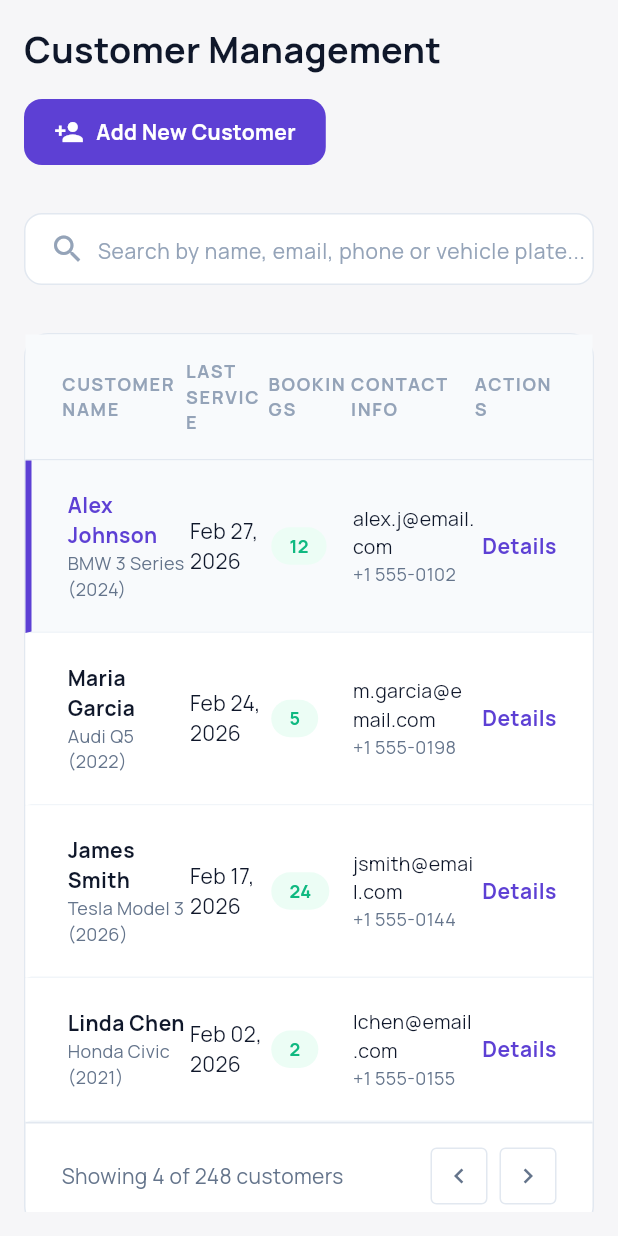
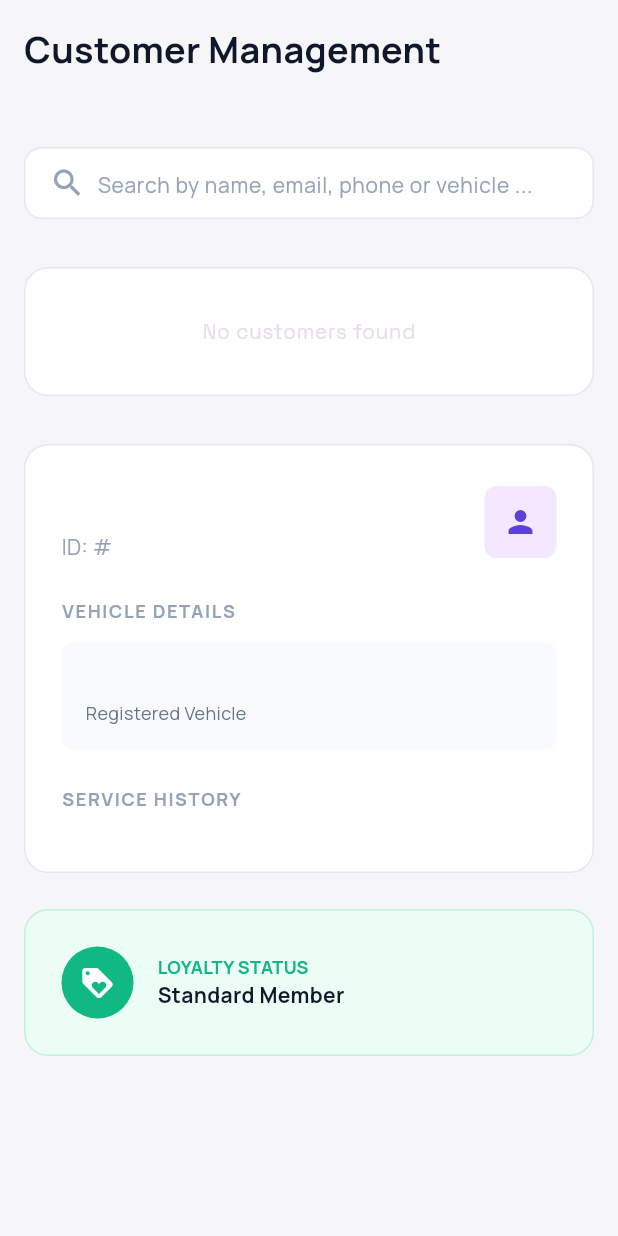
Before and after one commit to asish-das/gearup, a Flutter app: the CustomersView widget shown alone on an empty page, opened directly, on a phone screen of 412 x 824 dp. Run offline on Flutter 3.47's test engine with Material 3 defaults, Android fonts, the phone set to English and light mode, and no system bars; our stand-ins replace cached_network_image, cloud_firestore, firebase_auth, firebase_core, firebase_storage, flutter_map and 8 more; missing offline and left inert: universal_html; accounts and stored records are empty.

Commit message:
feat: real data for service center customers tab

```diff
--- a/lib/web_service/customers_view.dart
+++ b/lib/web_service/customers_view.dart
@@ -1,12 +1,142 @@
 import 'package:flutter/material.dart';
 import 'package:google_fonts/google_fonts.dart';
 import 'package:intl/intl.dart';
+import 'package:cloud_firestore/cloud_firestore.dart';
+import 'package:firebase_auth/firebase_auth.dart';
 
-class CustomersView extends StatelessWidget {
+class CustomerData {
+  final String userId;
+  String name;
+  String email;
+  String phone;
+  final String vehicle;
+  final DateTime lastServiceDate;
+  final int bookingsCount;
+  final List<DocumentSnapshot> bookings;
+
+  CustomerData({
+    required this.userId,
+    required this.name,
+    required this.email,
+    required this.phone,
+    required this.vehicle,
+    required this.lastServiceDate,
+    required this.bookingsCount,
+    required this.bookings,
+  });
+}
+
+class CustomersView extends StatefulWidget {
   const CustomersView({super.key});
 
   @override
+  State<CustomersView> createState() => _CustomersViewState();
+}
+
+class _CustomersViewState extends State<CustomersView> {
+  String _searchQuery = '';
+  CustomerData? _selectedCustomer;
+
+  @override
   Widget build(BuildContext context) {
+    final uid = FirebaseAuth.instance.currentUser?.uid;
+
+    return StreamBuilder<QuerySnapshot>(
+      stream: uid != null
+          ? FirebaseFirestore.instance
+                .collection('bookings')
+                .where('serviceCenterId', isEqualTo: uid)
+                .snapshots()
+          : const Stream.empty(),
+      builder: (context, snapshot) {
+        if (snapshot.hasError) {
+          return const Center(child: Text('Something went wrong'));
+        }
+
+        if (snapshot.connectionState == ConnectionState.waiting) {
+          return const Center(child: CircularProgressIndicator());
+        }
+
+        // Group bookings by user
+        Map<String, List<DocumentSnapshot>> userBookingsMap = {};
+        if (snapshot.hasData) {
+          for (var doc in snapshot.data!.docs) {
+            final data = doc.data() as Map<String, dynamic>;
+            final userId = data['userId']?.toString() ?? 'unknown';
+            if (!userBookingsMap.containsKey(userId)) {
+              userBookingsMap[userId] = [];
+            }
+            userBookingsMap[userId]!.add(doc);
+          }
+        }
+
+        List<CustomerData> customers = userBookingsMap.entries.map((entry) {
+          final userId = entry.key;
+          final bookings = entry.value;
+
+          // Sort bookings by date descending
+          bookings.sort((a, b) {
+            final dateA =
+                (a.data() as Map<String, dynamic>)['appointmentDate']
+                    as Timestamp?;
+            final dateB =
+                (b.data() as Map<String, dynamic>)['appointmentDate']
+                    as Timestamp?;
+            final tA =
+                dateA?.toDate() ?? DateTime.fromMillisecondsSinceEpoch(0);
+            final tB =
+                dateB?.toDate() ?? DateTime.fromMillisecondsSinceEpoch(0);
+            return tB.compareTo(tA);
+          });
+
+          final latestBookingData =
+              bookings.first.data() as Map<String, dynamic>;
+          final name =
+              latestBookingData['name'] ??
+              latestBookingData['customerName'] ??
+              'Unknown Customer';
+          final vehicle = latestBookingData['vehicle'] ?? 'Unknown Vehicle';
+          final contact = latestBookingData['contact'] ?? 'Unknown Contact';
+          final lastDateStamp =
+              latestBookingData['appointmentDate'] as Timestamp?;
+          final lastDate = lastDateStamp?.toDate() ?? DateTime.now();
+
+          return CustomerData(
+            userId: userId,
+            name: name,
+            email: 'Loading...',
+            phone: contact,
+            vehicle: vehicle,
+            lastServiceDate: lastDate,
+            bookingsCount: bookings.length,
+            bookings: bookings,
+          );
+        }).toList();
+
+        // Apply Search Filter
+        final filteredCustomers = customers.where((c) {
+          final s = _searchQuery.toLowerCase();
+          return c.name.toLowerCase().contains(s) ||
+              c.email.toLowerCase().contains(s) ||
+              c.phone.toLowerCase().contains(s) ||
+              c.vehicle.toLowerCase().contains(s);
+        }).toList();
+
+        // Ensure selected customer exists or clear selection
+        if (_selectedCustomer != null) {
+          try {
+            _selectedCustomer = filteredCustomers.firstWhere(
+              (c) => c.userId == _selectedCustomer!.userId,
+            );
+          } catch (_) {
+            _selectedCustomer = null; // not found in list anymore
+          }
+        }
+
+        if (_selectedCustomer == null && filteredCustomers.isNotEmpty) {
+          _selectedCustomer = filteredCustomers.first;
+        }
+
         return LayoutBuilder(
           builder: (context, constraints) {
             final double padding = constraints.maxWidth < 600 ? 16.0 : 32.0;
@@ -29,35 +159,6 @@ class CustomersView extends StatelessWidget {
                           ),
                         ),
                         if (!isDesktop) const SizedBox(height: 16),
-                    Container(
-                      padding: const EdgeInsets.symmetric(
-                        horizontal: 20,
-                        vertical: 12,
-                      ),
-                      decoration: BoxDecoration(
-                        color: const Color(0xFF5D40D4),
-                        borderRadius: BorderRadius.circular(12),
-                      ),
-                      child: Row(
-                        mainAxisSize: MainAxisSize.min,
-                        children: [
-                          const Icon(
-                            Icons.person_add,
-                            color: Colors.white,
-                            size: 20,
-                          ),
-                          const SizedBox(width: 8),
-                          Text(
-                            'Add New Customer',
-                            style: GoogleFonts.manrope(
-                              color: Colors.white,
-                              fontWeight: FontWeight.bold,
-                              fontSize: 14,
-                            ),
-                          ),
-                        ],
-                      ),
-                    ),
                       ];
 
                       if (isDesktop) {
@@ -88,9 +189,14 @@ class CustomersView extends StatelessWidget {
                         const SizedBox(width: 8),
                         Expanded(
                           child: TextField(
+                            onChanged: (val) {
+                              setState(() {
+                                _searchQuery = val;
+                              });
+                            },
                             decoration: InputDecoration(
                               hintText:
-                              'Search by name, email, phone or vehicle plate...',
+                                  'Search by name, email, phone or vehicle ...',
                               hintStyle: GoogleFonts.manrope(
                                 color: const Color(0xFF94A3B8),
                                 fontSize: 14,
@@ -108,8 +214,12 @@ class CustomersView extends StatelessWidget {
                       builder: (context, constraints) {
                         final bool isDesktop = constraints.maxWidth > 1100;
 
-                    Widget customerList = _buildCustomerList();
-                    Widget customerDetails = _buildCustomerDetails();
+                        Widget customerList = _buildCustomerList(
+                          filteredCustomers,
+                        );
+                        Widget customerDetails = _buildCustomerDetails(
+                          _selectedCustomer,
+                        );
 
                         if (isDesktop) {
                           return Row(
@@ -139,9 +249,22 @@ class CustomersView extends StatelessWidget {
             );
           },
         );
+      },
+    );
   }
 
-  Widget _buildCustomerList() {
+  Widget _buildCustomerList(List<CustomerData> customers) {
+    if (customers.isEmpty) {
+      return Container(
+        padding: const EdgeInsets.all(32),
+        decoration: BoxDecoration(
+          color: Colors.white,
+          borderRadius: BorderRadius.circular(16),
+          border: Border.all(color: const Color(0xFFE2E8F0)),
+        ),
+        child: const Center(child: Text("No customers found")),
+      );
+    }
     return Container(
       decoration: BoxDecoration(
         color: Colors.white,
@@ -184,55 +307,14 @@ class CustomersView extends StatelessWidget {
               ],
             ),
           ),
-          ListView(
-            shrinkWrap: true,
-            physics: const NeverScrollableScrollPhysics(),
-            children: [
-              _buildCustomerRow(
-                'Alex Johnson',
-                'BMW 3 Series (${DateTime.now().year - 2})',
-                DateFormat(
-                  'MMM dd, yyyy',
-                ).format(DateTime.now().subtract(const Duration(days: 5))),
-                '12',
-                'alex.j@email.com',
-                '+1 555-0102',
-                true,
+          Expanded(
+            child: ListView.builder(
+              itemCount: customers.length,
+              itemBuilder: (context, index) {
+                final customer = customers[index];
+                return _buildCustomerRow(customer);
+              },
             ),
-              _buildCustomerRow(
-                'Maria Garcia',
-                'Audi Q5 (${DateTime.now().year - 4})',
-                DateFormat(
-                  'MMM dd, yyyy',
-                ).format(DateTime.now().subtract(const Duration(days: 8))),
-                '5',
-                'm.garcia@email.com',
-                '+1 555-0198',
-                false,
-              ),
-              _buildCustomerRow(
-                'James Smith',
-                'Tesla Model 3 (${DateTime.now().year})',
-                DateFormat(
-                  'MMM dd, yyyy',
-                ).format(DateTime.now().subtract(const Duration(days: 15))),
-                '24',
-                'jsmith@email.com',
-                '+1 555-0144',
-                false,
-              ),
-              _buildCustomerRow(
-                'Linda Chen',
-                'Honda Civic (${DateTime.now().year - 5})',
-                DateFormat(
-                  'MMM dd, yyyy',
-                ).format(DateTime.now().subtract(const Duration(days: 30))),
-                '2',
-                'lchen@email.com',
-                '+1 555-0155',
-                false,
-              ),
-            ],
           ),
           Container(
             padding: const EdgeInsets.symmetric(horizontal: 24, vertical: 16),
@@ -243,40 +325,11 @@ class CustomersView extends StatelessWidget {
               mainAxisAlignment: MainAxisAlignment.spaceBetween,
               children: [
                 Text(
-                  'Showing 4 of 248 customers',
+                  'Showing ${customers.length} customers',
                   style: GoogleFonts.manrope(
                     color: const Color(0xFF64748B),
                     fontSize: 14,
                   ),
-                ),
-                Row(
-                  children: [
-                    Container(
-                      padding: const EdgeInsets.all(8),
-                      decoration: BoxDecoration(
-                        border: Border.all(color: const Color(0xFFE2E8F0)),
-                        borderRadius: BorderRadius.circular(4),
-                      ),
-                      child: const Icon(
-                        Icons.chevron_left,
-                        size: 20,
-                        color: Color(0xFF64748B),
-                      ),
-                    ),
-                    const SizedBox(width: 8),
-                    Container(
-                      padding: const EdgeInsets.all(8),
-                      decoration: BoxDecoration(
-                        border: Border.all(color: const Color(0xFFE2E8F0)),
-                        borderRadius: BorderRadius.circular(4),
-                      ),
-                      child: const Icon(
-                        Icons.chevron_right,
-                        size: 20,
-                        color: Color(0xFF64748B),
-                      ),
-                    ),
-                  ],
                 ),
               ],
             ),
@@ -286,7 +339,27 @@ class CustomersView extends StatelessWidget {
     );
   }
 
-  Widget _buildCustomerDetails() {
+  Widget _buildCustomerDetails(CustomerData? customer) {
+    if (customer == null) {
+      return Container();
+    }
+
+    // Attempt real-time fetch of user info if possible (though we can also just rely on stream, it's safer doing it dynamically)
+    return FutureBuilder<DocumentSnapshot>(
+      future: FirebaseFirestore.instance
+          .collection('users')
+          .doc(customer.userId)
+          .get(),
+      builder: (context, snapshot) {
+        if (snapshot.hasData && snapshot.data!.exists) {
+          final data = snapshot.data!.data() as Map<String, dynamic>;
+          customer.name = data['name'] ?? data['fullName'] ?? customer.name;
+          customer.email = data['email'] ?? 'No email';
+          customer.phone = data['phone'] ?? customer.phone;
+        } else {
+          customer.email = 'No email in profile';
+        }
+
         return Column(
           children: [
             Container(
@@ -306,7 +379,7 @@ class CustomersView extends StatelessWidget {
                         crossAxisAlignment: CrossAxisAlignment.start,
                         children: [
                           Text(
-                        'Alex Johnson',
+                            customer.name,
                             style: GoogleFonts.manrope(
                               fontSize: 24,
                               fontWeight: FontWeight.bold,
@@ -314,7 +387,7 @@ class CustomersView extends StatelessWidget {
                             ),
                           ),
                           Text(
-                        'ID: #CUST-9821',
+                            'ID: #${customer.userId.length > 8 ? customer.userId.substring(0, 8) : customer.userId}',
                             style: GoogleFonts.manrope(
                               fontSize: 14,
                               color: const Color(0xFF94A3B8),
@@ -352,37 +425,17 @@ class CustomersView extends StatelessWidget {
                           crossAxisAlignment: CrossAxisAlignment.start,
                           children: [
                             Text(
-                          'BMW 3 Series',
+                              customer.vehicle,
                               style: GoogleFonts.manrope(
                                 fontSize: 16,
                                 fontWeight: FontWeight.bold,
                               ),
                             ),
                             Text(
-                          '2021 • G20 • 330i',
+                              'Registered Vehicle',
                               style: GoogleFonts.manrope(
                                 fontSize: 12,
                                 color: const Color(0xFF64748B),
-                          ),
-                        ),
-                      ],
-                    ),
-                    Column(
-                      crossAxisAlignment: CrossAxisAlignment.end,
-                      children: [
-                        Text(
-                          'PLATE',
-                          style: GoogleFonts.manrope(
-                            fontSize: 10,
-                            color: const Color(0xFF5D40D4),
-                            fontWeight: FontWeight.bold,
-                          ),
-                        ),
-                        Text(
-                          'B8821-XP',
-                          style: GoogleFonts.manrope(
-                            fontSize: 14,
-                            fontWeight: FontWeight.bold,
                               ),
                             ),
                           ],
@@ -393,31 +446,26 @@ class CustomersView extends StatelessWidget {
                   const SizedBox(height: 24),
                   Text('SERVICE HISTORY', style: _headerStyle()),
                   const SizedBox(height: 16),
-              _buildHistoryRow(
-                'Oil Change & Inspection',
-                DateFormat(
-                  'dd MMM yyyy',
-                ).format(DateTime.now().subtract(const Duration(days: 45))),
-                'Full synthetic oil, oil filter, air filter, multipoint inspection.',
-              ),
-              _buildHistoryRow(
-                'Brake Pad Replacement',
-                DateFormat(
-                  'dd MMM yyyy',
-                ).format(DateTime.now().subtract(const Duration(days: 120))),
-                'Front ceramic brake pads, rotor resurfacing.',
-              ),
-              _buildHistoryRow(
-                'Tire Rotation',
-                DateFormat(
-                  'dd MMM yyyy',
-                ).format(DateTime.now().subtract(const Duration(days: 200))),
-                'Four wheel balance and rotation.',
-              ),
+                  ...customer.bookings.take(5).map((doc) {
+                    final bData = doc.data() as Map<String, dynamic>;
+                    final serviceName = bData['service'] ?? 'General Service';
+                    final sDate = bData['appointmentDate'] as Timestamp?;
+                    final dateStr = sDate != null
+                        ? DateFormat('dd MMM yyyy').format(sDate.toDate())
+                        : 'Unknown Date';
+                    final bStatus = bData['status'] ?? 'PENDING';
+
+                    return _buildHistoryRow(
+                      '$serviceName ($bStatus)',
+                      dateStr,
+                      'Vehicle: ${bData['vehicle']}',
+                    );
+                  }),
+                  if (customer.bookings.length > 5) ...[
                     const SizedBox(height: 16),
                     Center(
                       child: Text(
-                  'View All History (12)',
+                        'View All History (${customer.bookings.length})',
                         style: GoogleFonts.manrope(
                           fontSize: 14,
                           fontWeight: FontWeight.bold,
@@ -425,69 +473,7 @@ class CustomersView extends StatelessWidget {
                         ),
                       ),
                     ),
-              const SizedBox(height: 24),
-              Text('INTERNAL NOTES', style: _headerStyle()),
-              const SizedBox(height: 12),
-              Container(
-                padding: const EdgeInsets.all(16),
-                decoration: BoxDecoration(
-                  color: const Color(0xFFF8FAFC),
-                  borderRadius: BorderRadius.circular(8),
-                  border: Border.all(color: const Color(0xFFE2E8F0)),
-                ),
-                child: Text(
-                  '"Customer prefers original BMW parts only. Usually drops off the car early in the morning."',
-                  style: GoogleFonts.manrope(
-                    fontStyle: FontStyle.italic,
-                    color: const Color(0xFF64748B),
-                    fontSize: 14,
-                  ),
-                ),
-              ),
-              const SizedBox(height: 24),
-              Row(
-                children: [
-                  Expanded(
-                    child: Container(
-                      padding: const EdgeInsets.symmetric(vertical: 14),
-                      decoration: BoxDecoration(
-                        color: const Color(0xFF5D40D4),
-                        borderRadius: BorderRadius.circular(8),
-                      ),
-                      child: Center(
-                        child: Text(
-                          'Create Order',
-                          style: GoogleFonts.manrope(
-                            color: Colors.white,
-                            fontWeight: FontWeight.bold,
-                            fontSize: 14,
-                          ),
-                        ),
-                      ),
-                    ),
-                  ),
-                  const SizedBox(width: 16),
-                  Expanded(
-                    child: Container(
-                      padding: const EdgeInsets.symmetric(vertical: 14),
-                      decoration: BoxDecoration(
-                        color: const Color(0xFFE2E8F0),
-                        borderRadius: BorderRadius.circular(8),
-                      ),
-                      child: Center(
-                        child: Text(
-                          'Edit Profile',
-                          style: GoogleFonts.manrope(
-                            color: const Color(0xFF0F172A),
-                            fontWeight: FontWeight.bold,
-                            fontSize: 14,
-                          ),
-                        ),
-                      ),
-                    ),
-                  ),
                   ],
-              ),
                 ],
               ),
             ),
@@ -509,7 +495,11 @@ class CustomersView extends StatelessWidget {
                       color: Color(0xFF10B981),
                       shape: BoxShape.circle,
                     ),
-                child: const Icon(Icons.loyalty, color: Colors.white, size: 24),
+                    child: const Icon(
+                      Icons.loyalty,
+                      color: Colors.white,
+                      size: 24,
+                    ),
                   ),
                   const SizedBox(width: 16),
                   Column(
@@ -524,7 +514,9 @@ class CustomersView extends StatelessWidget {
                         ),
                       ),
                       Text(
-                    'Premium Member • 15% Discount',
+                        customer.bookingsCount > 5
+                            ? 'Premium Member'
+                            : 'Standard Member',
                         style: GoogleFonts.manrope(
                           fontSize: 14,
                           fontWeight: FontWeight.bold,
@@ -538,6 +530,8 @@ class CustomersView extends StatelessWidget {
             ),
           ],
         );
+      },
+    );
   }
 
   TextStyle _headerStyle() {
@@ -549,22 +543,37 @@ class CustomersView extends StatelessWidget {
     );
   }
 
-  Widget _buildCustomerRow(
-    String name,
-    String vehicle,
-    String date,
-    String bookings,
-    String email,
-    String phone,
-    bool isSelected,
-  ) {
-    return Container(
+  Widget _buildCustomerRow(CustomerData customer) {
+    bool isSelected = _selectedCustomer?.userId == customer.userId;
+
+    return FutureBuilder<DocumentSnapshot>(
+      future: FirebaseFirestore.instance
+          .collection('users')
+          .doc(customer.userId)
+          .get(),
+      builder: (context, snapshot) {
+        if (snapshot.hasData && snapshot.data!.exists) {
+          final data = snapshot.data!.data() as Map<String, dynamic>;
+          customer.name = data['name'] ?? data['fullName'] ?? customer.name;
+          customer.email = data['email'] ?? 'No email';
+          customer.phone = data['phone'] ?? customer.phone;
+        }
+
+        return InkWell(
+          onTap: () {
+            setState(() {
+              _selectedCustomer = customer;
+            });
+          },
+          child: Container(
             padding: const EdgeInsets.symmetric(horizontal: 24, vertical: 20),
             decoration: BoxDecoration(
               color: isSelected ? const Color(0xFFF8FAFC) : Colors.white,
               border: Border(
                 left: BorderSide(
-            color: isSelected ? const Color(0xFF5D40D4) : Colors.transparent,
+                  color: isSelected
+                      ? const Color(0xFF5D40D4)
+                      : Colors.transparent,
                   width: 4,
                 ),
                 bottom: const BorderSide(color: Color(0xFFF1F5F9)),
@@ -578,7 +587,7 @@ class CustomersView extends StatelessWidget {
                     crossAxisAlignment: CrossAxisAlignment.start,
                     children: [
                       Text(
-                  name,
+                        customer.name,
                         style: GoogleFonts.manrope(
                           fontSize: 14,
                           fontWeight: FontWeight.bold,
@@ -588,7 +597,7 @@ class CustomersView extends StatelessWidget {
                         ),
                       ),
                       Text(
-                  vehicle,
+                        customer.vehicle,
                         style: GoogleFonts.manrope(
                           fontSize: 12,
                           color: const Color(0xFF64748B),
@@ -600,7 +609,7 @@ class CustomersView extends StatelessWidget {
                 Expanded(
                   flex: 2,
                   child: Text(
-              date,
+                    DateFormat('MMM dd, yyyy').format(customer.lastServiceDate),
                     style: GoogleFonts.manrope(
                       fontSize: 14,
                       color: const Color(0xFF0F172A),
@@ -621,7 +630,7 @@ class CustomersView extends StatelessWidget {
                           borderRadius: BorderRadius.circular(16),
                         ),
                         child: Text(
-                    bookings,
+                          customer.bookingsCount.toString(),
                           style: GoogleFonts.manrope(
                             fontSize: 12,
                             fontWeight: FontWeight.bold,
@@ -638,14 +647,14 @@ class CustomersView extends StatelessWidget {
                     crossAxisAlignment: CrossAxisAlignment.start,
                     children: [
                       Text(
-                  email,
+                        customer.email,
                         style: GoogleFonts.manrope(
                           fontSize: 13,
                           color: const Color(0xFF0F172A),
                         ),
                       ),
                       Text(
-                  phone,
+                        customer.phone,
                         style: GoogleFonts.manrope(
                           fontSize: 12,
                           color: const Color(0xFF64748B),
@@ -659,7 +668,7 @@ class CustomersView extends StatelessWidget {
                   child: Align(
                     alignment: Alignment.centerRight,
                     child: Text(
-                'Details',
+                      isSelected ? 'Selected' : 'Details',
                       style: GoogleFonts.manrope(
                         fontSize: 14,
                         fontWeight: FontWeight.bold,
@@ -670,6 +679,9 @@ class CustomersView extends StatelessWidget {
                 ),
               ],
             ),
+          ),
+        );
+      },
     );
   }
 
```
Lines whose indentation alone changed are shown as unchanged.
